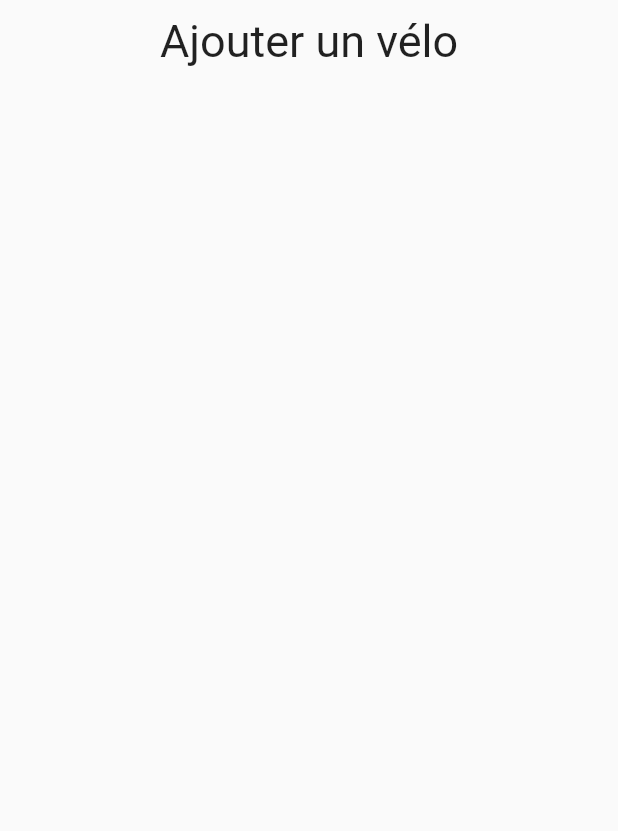
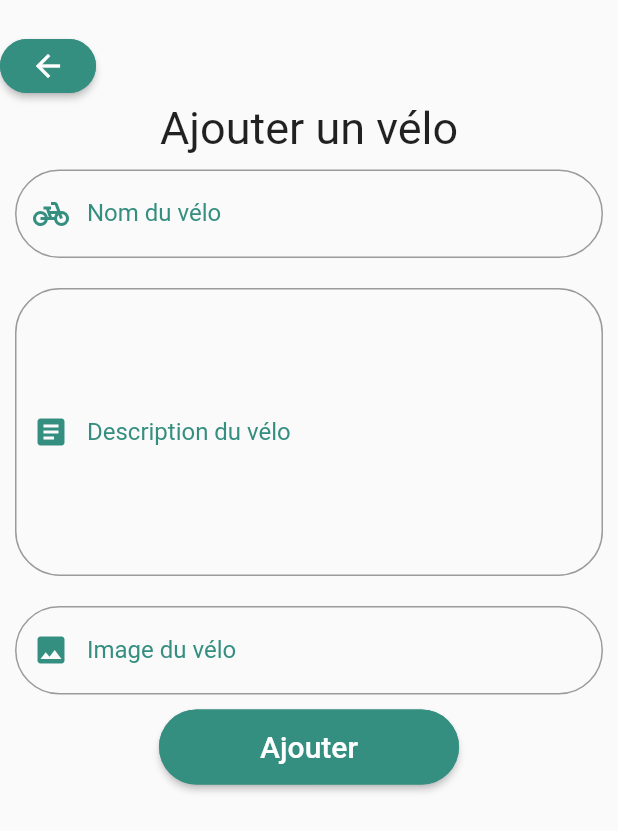
Before and after one commit to garrou/bike-life, a Flutter app: the AddBikePage screen opened directly, on a phone screen of 412 x 824 dp. Shown: the top 831 px of the screen. Run offline on Flutter 3.47's test engine with Material 2 defaults, Android fonts, the phone set to English and light mode, and no system bars; our stand-ins replace flutter_secure_storage, google_fonts; accounts and stored records are empty; network calls fail.

Commit message:
AddBike widget

```diff
--- a/lib/views/home/home.dart
+++ b/lib/views/home/home.dart
@@ -31,7 +31,7 @@ class HomePage extends StatelessWidget {
       mainAxisAlignment: MainAxisAlignment.center,
       crossAxisAlignment: CrossAxisAlignment.center,
       children: const <Widget>[
-        AppTitle(text: title),
+        AppTitle(text: title, paddingTop: secondSize),
         BuildQuote(),
         AppNavButton(text: 'Se connecter', destination: SigninPage()),
         AppNavButton(text: "S'inscrire", destination: SignupPage())
--- a/lib/views/member/account.dart
+++ b/lib/views/member/account.dart
@@ -79,7 +79,7 @@ class _AccountPageState extends State<AccountPage> {
   Widget wideLayout() {
     return Scaffold(
         body: ListView(children: <Widget>[
-          const AppTitle(text: 'Mes vélos'),
+          const AppTitle(text: 'Mes vélos', paddingTop: secondSize),
           for (Bike bike in _bikes) AppBikeTile(bike: bike)
         ]),
         floatingActionButton: FloatingActionButton(
--- a/lib/views/member/add_bike.dart
+++ b/lib/views/member/add_bike.dart
@@ -1,4 +1,9 @@
 import 'package:bike_life/constants.dart';
+import 'package:bike_life/utils/validator.dart';
+import 'package:bike_life/views/styles/general.dart';
+import 'package:bike_life/views/widgets/button.dart';
+import 'package:bike_life/views/widgets/round_button.dart';
+import 'package:bike_life/views/widgets/textfield.dart';
 import 'package:bike_life/views/widgets/title.dart';
 import 'package:flutter/material.dart';
 
@@ -23,6 +28,88 @@ class AddBikePage extends StatelessWidget {
   }
 
   Widget wideLayout() {
-    return Column(children: const <Widget>[AppTitle(text: 'Ajouter un vélo')]);
+    return SingleChildScrollView(
+        child: Column(children: const <Widget>[
+      WrapperRoundButton(),
+      AppTitle(text: 'Ajouter un vélo', paddingTop: 0),
+      AddBikeForm()
+    ]));
   }
 }
+
+class AddBikeForm extends StatefulWidget {
+  const AddBikeForm({Key? key}) : super(key: key);
+
+  @override
+  _AddBikeFormState createState() => _AddBikeFormState();
+}
+
+class _AddBikeFormState extends State<AddBikeForm> {
+  final _keyForm = GlobalKey<FormState>();
+
+  final _bikeNameFocus = FocusNode();
+  final _bikeName = TextEditingController();
+
+  final _bikeDescriptionFocus = FocusNode();
+  final _bikeDescription = TextEditingController();
+
+  final _bikeImageFocus = FocusNode();
+  final _bikeImage = TextEditingController();
+
+  @override
+  Widget build(BuildContext context) {
+    return Form(
+        key: _keyForm,
+        child: Column(children: <Widget>[
+          AppTextField(
+              focusNode: _bikeNameFocus,
+              textfieldController: _bikeName,
+              validator: fieldValidator,
+              hintText: 'Entrer un nom de vélo',
+              label: 'Nom du vélo',
+              obscureText: false,
+              icon: Icons.pedal_bike,
+              maxLines: 1),
+          AppTextField(
+              focusNode: _bikeDescriptionFocus,
+              textfieldController: _bikeDescription,
+              validator: fieldValidator,
+              hintText: 'Entrer une description valide',
+              label: 'Description du vélo',
+              obscureText: false,
+              icon: Icons.article,
+              maxLines: 8),
+          AppTextField(
+              focusNode: _bikeImageFocus,
+              textfieldController: _bikeImage,
+              validator: fieldValidator,
+              hintText: "Lien de l'image du vélo",
+              label: 'Image du vélo',
+              obscureText: false,
+              icon: Icons.image,
+              maxLines: 1),
+          AppButton(text: 'Ajouter', callback: _onAddBike)
+        ]));
+  }
+
+  void _onAddBike() {
+    if (_keyForm.currentState!.validate()) {
+      _keyForm.currentState!.save();
+      // TODO: Add bike
+    }
+  }
+}
+
+class WrapperRoundButton extends StatelessWidget {
+  const WrapperRoundButton({Key? key}) : super(key: key);
+
+  @override
+  Widget build(BuildContext context) {
+    return Align(
+        alignment: Alignment.topLeft,
+        child: AppRoundButton(
+            icon: Icons.arrow_back,
+            callback: () => Navigator.of(context).pop(),
+            color: mainColor));
+  }
+}
--- a/lib/views/member/bike_details.dart
+++ b/lib/views/member/bike_details.dart
@@ -30,7 +30,7 @@ class BikeDetails extends StatelessWidget {
     return Column(children: <Widget>[
       const ButtonsBackAndDelete(),
       BikeImage(bike: bike),
-      AppTitle(text: bike.name),
+      AppTitle(text: bike.name, paddingTop: 0),
       BikeDescription(bike: bike)
     ]);
   }
@@ -79,5 +79,7 @@ class ButtonsBackAndDelete extends StatelessWidget {
         ]);
   }
 
-  void _onDelete() {}
+  void _onDelete() {
+    // TODO: Delete bike
+  }
 }
--- a/lib/views/member/profil.dart
+++ b/lib/views/member/profil.dart
@@ -28,7 +28,7 @@ class ProfilPage extends StatelessWidget {
     return Column(
         crossAxisAlignment: CrossAxisAlignment.center,
         children: const <Widget>[
-          AppTitle(text: 'Profil'),
+          AppTitle(text: 'Profil', paddingTop: secondSize),
           AppLinkToPage(text: 'Modifier mon profil', destination: UpdateAuth())
         ]);
   }
--- a/lib/views/member/shop.dart
+++ b/lib/views/member/shop.dart
@@ -1,5 +1,4 @@
 import 'package:bike_life/constants.dart';
-import 'package:bike_life/views/styles/general.dart';
 import 'package:bike_life/views/widgets/title.dart';
 import 'package:flutter/material.dart';
 
@@ -26,6 +25,8 @@ class ShopPage extends StatelessWidget {
   Widget wideLayout() {
     return Column(
         crossAxisAlignment: CrossAxisAlignment.center,
-        children: const <Widget>[AppTitle(text: 'Marketplace')]);
+        children: const <Widget>[
+          AppTitle(text: 'Marketplace', paddingTop: secondSize)
+        ]);
   }
 }
--- /dev/null
+++ b/lib/views/styles/textfield_border.dart
@@ -0,0 +1,7 @@
+import 'package:flutter/material.dart';
+
+OutlineInputBorder textFieldBorder(double radius, Color borderColor) {
+  return OutlineInputBorder(
+      borderRadius: BorderRadius.circular(radius),
+      borderSide: BorderSide(color: borderColor));
+}
--- a/lib/views/widgets/textfield.dart
+++ b/lib/views/widgets/textfield.dart
@@ -1,22 +1,27 @@
 import 'package:bike_life/constants.dart';
 import 'package:bike_life/views/styles/general.dart';
+import 'package:bike_life/views/styles/textfield_border.dart';
 import 'package:flutter/material.dart';
 
-class AppTextfield extends StatelessWidget {
+class AppTextField extends StatelessWidget {
   final FocusNode focusNode;
   final TextEditingController textfieldController;
   final String? Function(String?)? validator;
   final String hintText;
   final String label;
   final bool obscureText;
-  const AppTextfield(
+  final IconData icon;
+  final int maxLines;
+  const AppTextField(
       {Key? key,
       required this.focusNode,
       required this.textfieldController,
       required this.validator,
       required this.hintText,
       required this.label,
-      required this.obscureText})
+      required this.obscureText,
+      required this.icon,
+      required this.maxLines})
       : super(key: key);
 
   @override
@@ -24,15 +29,16 @@ class AppTextfield extends StatelessWidget {
     return Padding(
         padding: const EdgeInsets.all(thirdSize),
         child: TextFormField(
+            maxLines: maxLines,
             focusNode: focusNode,
             controller: textfieldController,
             style: const TextStyle(color: mainColor),
             obscureText: obscureText,
             decoration: InputDecoration(
-                focusedBorder: textfieldBorder(mainSize, secondColor),
-                prefixIcon: Icon(Icons.lock,
+                focusedBorder: textFieldBorder(mainSize, secondColor),
+                prefixIcon: Icon(icon,
                     color: focusNode.hasFocus ? secondColor : mainColor),
-                border: textfieldBorder(mainSize, secondColor),
+                border: textFieldBorder(mainSize, secondColor),
                 labelText: label,
                 labelStyle: TextStyle(
                     color: focusNode.hasFocus ? secondColor : mainColor),
@@ -41,9 +47,3 @@ class AppTextfield extends StatelessWidget {
             validator: validator));
   }
 }
-
-OutlineInputBorder textfieldBorder(double radius, Color borderColor) {
-  return OutlineInputBorder(
-      borderRadius: BorderRadius.circular(radius),
-      borderSide: BorderSide(color: borderColor));
-}
--- a/lib/views/widgets/title.dart
+++ b/lib/views/widgets/title.dart
@@ -1,15 +1,16 @@
-import 'package:bike_life/constants.dart';
 import 'package:bike_life/views/styles/general.dart';
 import 'package:flutter/material.dart';
 
 class AppTitle extends StatelessWidget {
   final String text;
-  const AppTitle({Key? key, required this.text}) : super(key: key);
+  final double paddingTop;
+  const AppTitle({Key? key, required this.text, required this.paddingTop})
+      : super(key: key);
 
   @override
   Widget build(BuildContext context) {
     return Padding(
-      padding: const EdgeInsets.symmetric(vertical: thirdSize),
+      padding: EdgeInsets.only(top: paddingTop),
       child: Center(child: Text(text, style: mainTextStyle)),
     );
   }
```
Also changed, not shown: lib/utils/auth.dart (renamed from lib/auth.dart, +0 -12 lines), lib/utils/validator.dart (added, +19 -0 lines), lib/views/auth/signin.dart (+20 -17 lines), lib/views/auth/signup.dart (+20 -17 lines), lib/views/member/update_auth.dart (+18 -19 lines), lib/views/widgets/auth_form.dart (deleted, +0 -16 lines), lib/views/widgets/card.dart (added, +18 -0 lines), lib/models/member.dart (renamed from lib/models/user.dart).
